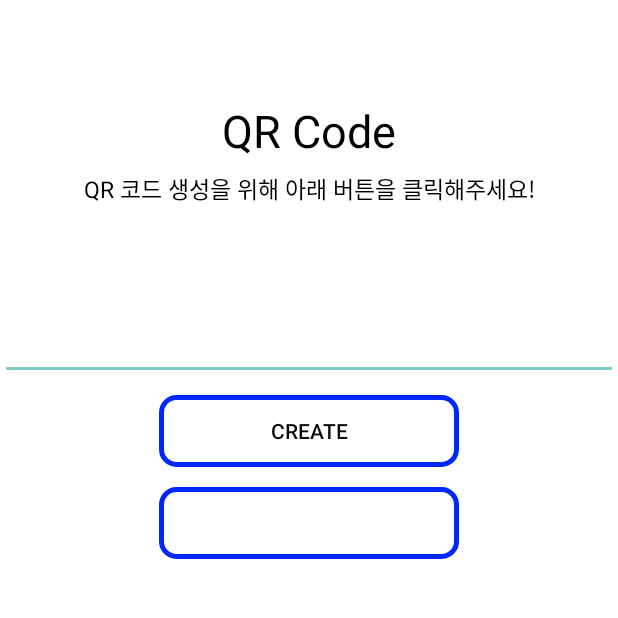
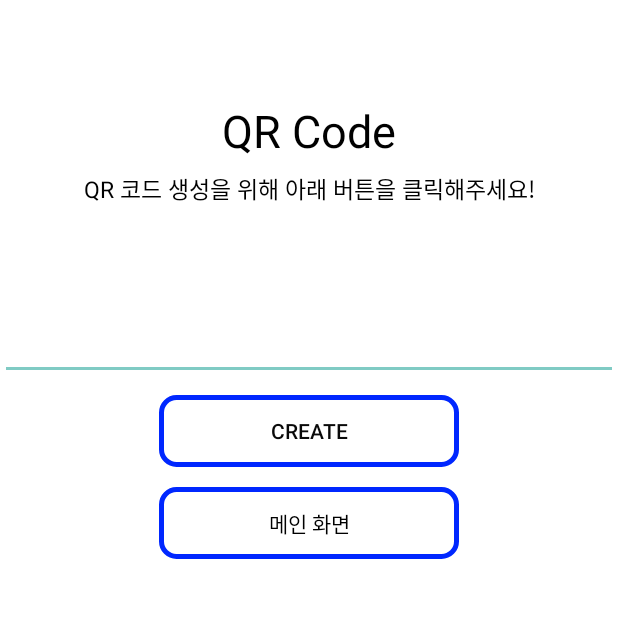
Before and after one commit to winterCapstoneDesign/androidStudio, an Android app: the MainActivity4 screen opened directly, with no data from a screen before it, on a phone screen of 412 x 824 dp, the top half of it. Run offline under Robolectric (Android 15) with nearby library versions, the phone set to English and light mode, and no system bars.

Commit message:
activity_main4 btn update

```diff
--- a/app/src/main/res/layout/activity_main4.xml
+++ b/app/src/main/res/layout/activity_main4.xml
@@ -48,8 +48,9 @@
         android:id="@+id/qr_go_main"
         android:layout_width="200dp"
         android:layout_height="wrap_content"
-        android:text="메인 화면"
+        android:layout_gravity="center"
         android:layout_marginBottom="13dp"
         android:background="@drawable/btn_style"
-        android:layout_gravity="center" />
+        android:text="메인 화면"
+        android:textColor="#000000" />
 </LinearLayout>
```
